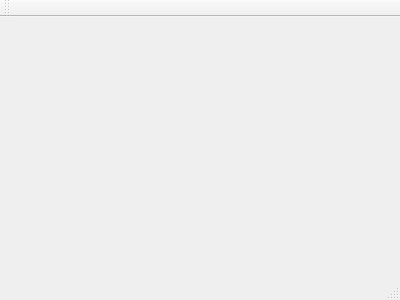
Old version of the form mainwindow.ui in the repository kevinall05/QtMyAdmin_v2.
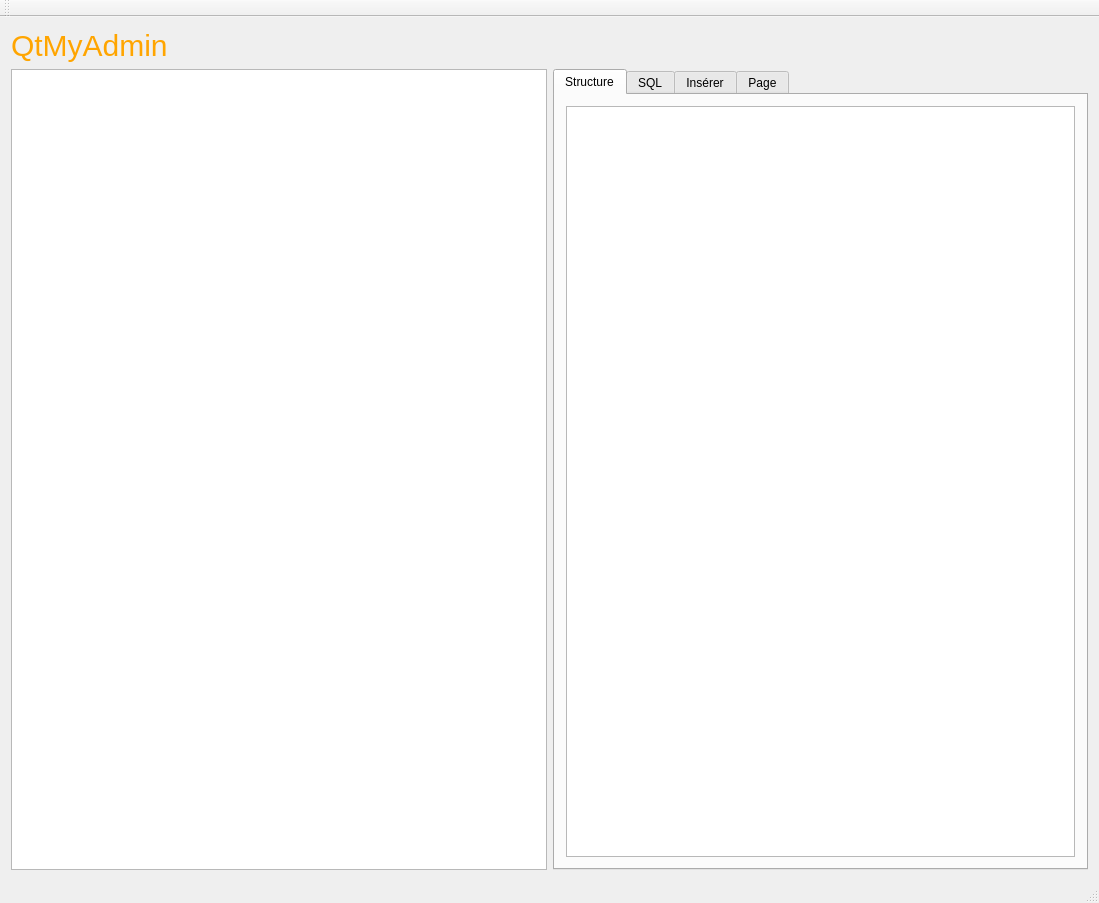
New version of the form.

Commit message: Création de l'ui de la mainWindow

The edit to the form file:
```diff
--- a/mainwindow.ui
+++ b/mainwindow.ui
@@ -1,24 +1,112 @@
 <ui version="4.0">
  <class>MainWindow</class>
- <widget class="QMainWindow" name="MainWindow" >
-  <property name="geometry" >
+ <widget class="QMainWindow" name="MainWindow">
+  <property name="geometry">
    <rect>
     <x>0</x>
     <y>0</y>
-    <width>400</width>
-    <height>300</height>
+    <width>1099</width>
+    <height>903</height>
    </rect>
   </property>
   <property name="windowTitle" >
    <string>MainWindow</string>
   </property>
-  <widget class="QMenuBar" name="menuBar" />
-  <widget class="QToolBar" name="mainToolBar" />
-  <widget class="QWidget" name="centralWidget" />
-  <widget class="QStatusBar" name="statusBar" />
+  <widget class="QWidget" name="centralWidget">
+   <layout class="QVBoxLayout" name="verticalLayout_2">
+    <item>
+     <layout class="QHBoxLayout" name="horizontalLayout_2">
+      <item>
+       <layout class="QHBoxLayout" name="horizontalLayout">
+        <item>
+         <widget class="QLabel" name="Title">
+          <property name="styleSheet">
+           <string notr="true">color: orange; font-size: 30px;</string>
+          </property>
+          <property name="text">
+           <string>QtMyAdmin</string>
+          </property>
+         </widget>
+        </item>
+        <item>
+         <spacer name="horizontalSpacer">
+          <property name="orientation">
+           <enum>Qt::Horizontal</enum>
+          </property>
+          <property name="sizeHint" stdset="0">
+           <size>
+            <width>40</width>
+            <height>20</height>
+           </size>
+          </property>
+         </spacer>
+        </item>
+       </layout>
+      </item>
+     </layout>
+    </item>
+    <item>
+     <layout class="QHBoxLayout" name="horizontalLayout_3">
+      <item>
+       <widget class="QTableWidget" name="tableWidgetTablesList"/>
+      </item>
+      <item>
+       <widget class="QTabWidget" name="tabWidgetSections">
+        <property name="currentIndex">
+         <number>0</number>
+        </property>
+        <widget class="QWidget" name="structure">
+         <attribute name="title">
+          <string>Structure</string>
+         </attribute>
+         <layout class="QVBoxLayout" name="verticalLayout">
+          <item>
+           <widget class="QTableWidget" name="tableWidgetStructure"/>
+          </item>
+         </layout>
+        </widget>
+        <widget class="QWidget" name="SQL">
+         <attribute name="title">
+          <string>SQL</string>
+         </attribute>
+        </widget>
+        <widget class="QWidget" name="inserer">
+         <attribute name="title">
+          <string>Insérer</string>
+         </attribute>
+        </widget>
+        <widget class="QWidget" name="tab_2">
+         <attribute name="title">
+          <string>Page</string>
+         </attribute>
+        </widget>
+       </widget>
+      </item>
+     </layout>
+    </item>
+   </layout>
+  </widget>
+  <widget class="QMenuBar" name="menuBar">
+   <property name="geometry">
+    <rect>
+     <x>0</x>
+     <y>0</y>
+     <width>1099</width>
+     <height>20</height>
+    </rect>
+   </property>
+  </widget>
+  <widget class="QToolBar" name="mainToolBar">
+   <attribute name="toolBarArea">
+    <enum>TopToolBarArea</enum>
+   </attribute>
+   <attribute name="toolBarBreak">
+    <bool>false</bool>
+   </attribute>
+  </widget>
+  <widget class="QStatusBar" name="statusBar"/>
  </widget>
- <layoutDefault spacing="6" margin="11" />
- <pixmapfunction></pixmapfunction>
+ <layoutdefault spacing="6" margin="11"/>
  <resources/>
  <connections/>
 </ui>
```
Left out of the diff: 3 changed lines with no effect on the pictures. The commit also changes 1 other file.
